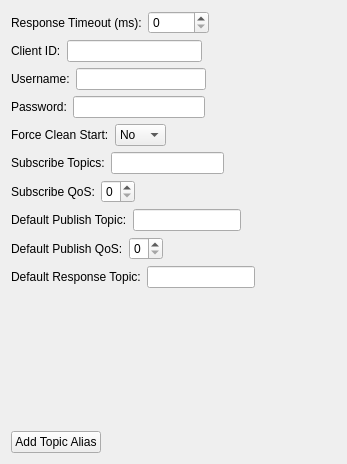
Old version of the form src/Mqtt5ClientFilterConfigWidget.ui in the repository commschamp/cc.mqtt5_client_filter.cc_tools_plugin.
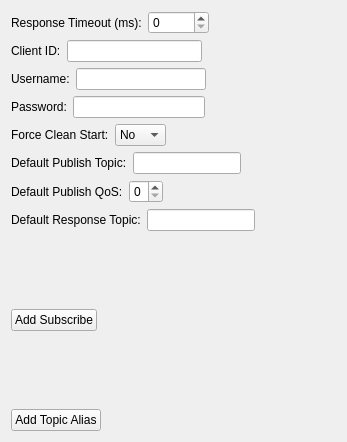
New version of the form.

What changed in the file:
```diff
--- a/src/Mqtt5ClientFilterConfigWidget.ui
+++ b/src/Mqtt5ClientFilterConfigWidget.ui
@@ -7,7 +7,7 @@
     <x>0</x>
     <y>0</y>
     <width>347</width>
-    <height>464</height>
+    <height>442</height>
    </rect>
   </property>
   <property name="windowTitle">
@@ -171,71 +171,6 @@
      </item>
     </layout>
    </item>
-   <item>
-    <layout class="QHBoxLayout" name="horizontalLayout_4">
-     <item>
-      <widget class="QLabel" name="m_subTopicsLabel">
-       <property name="toolTip">
-        <string>Comma separated</string>
-       </property>
-       <property name="text">
-        <string>Subscribe Topics:</string>
-       </property>
-      </widget>
-     </item>
-     <item>
-      <widget class="QLineEdit" name="m_subTopicsLineEdit">
-       <property name="toolTip">
-        <string>Comma separated</string>
-       </property>
-      </widget>
-     </item>
-     <item>
-      <spacer name="horizontalSpacer_5">
-       <property name="orientation">
-        <enum>Qt::Horizontal</enum>
-       </property>
-       <property name="sizeHint" stdset="0">
-        <size>
-         <width>40</width>
-         <height>20</height>
-        </size>
-       </property>
-      </spacer>
-     </item>
-    </layout>
-   </item>
-   <item>
-    <layout class="QHBoxLayout" name="horizontalLayout_5">
-     <item>
-      <widget class="QLabel" name="m_subQosLabel">
-       <property name="text">
-        <string>Subscribe QoS:</string>
-       </property>
-      </widget>
-     </item>
-     <item>
-      <widget class="QSpinBox" name="m_subQosSpinBox">
-       <property name="maximum">
-        <number>2</number>
-       </property>
-      </widget>
-     </item>
-     <item>
-      <spacer name="horizontalSpacer_6">
-       <property name="orientation">
-        <enum>Qt::Horizontal</enum>
-       </property>
-       <property name="sizeHint" stdset="0">
-        <size>
-         <width>40</width>
-         <height>20</height>
-        </size>
-       </property>
-      </spacer>
-     </item>
-    </layout>
-   </item>
    <item>
     <layout class="QHBoxLayout" name="horizontalLayout_3">
      <item>
@@ -321,6 +256,33 @@
      </item>
     </layout>
    </item>
+   <item>
+    <widget class="QWidget" name="m_subsWidget" native="true"/>
+   </item>
+   <item>
+    <layout class="QHBoxLayout" name="horizontalLayout_12">
+     <item>
+      <widget class="QPushButton" name="m_addSubPushButton">
+       <property name="text">
+        <string>Add Subscribe</string>
+       </property>
+      </widget>
+     </item>
+     <item>
+      <spacer name="horizontalSpacer_12">
+       <property name="orientation">
+        <enum>Qt::Horizontal</enum>
+       </property>
+       <property name="sizeHint" stdset="0">
+        <size>
+         <width>40</width>
+         <height>20</height>
+        </size>
+       </property>
+      </spacer>
+     </item>
+    </layout>
+   </item>
    <item>
     <widget class="QWidget" name="m_topicAliaseWidget" native="true"/>
    </item>
```
